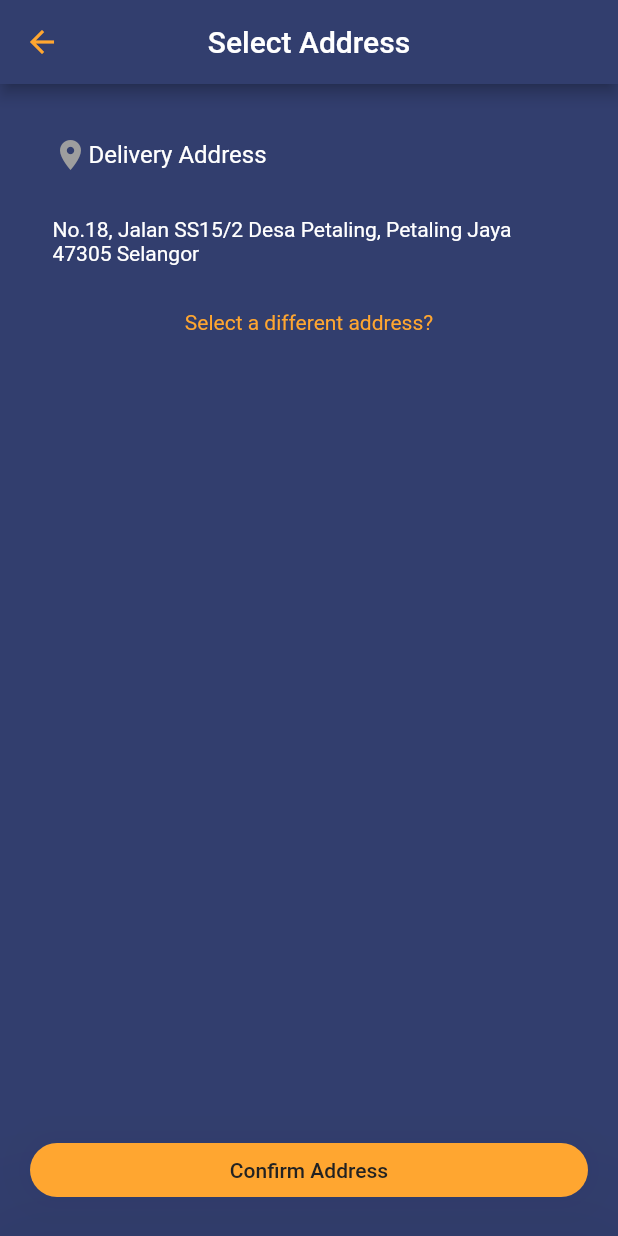
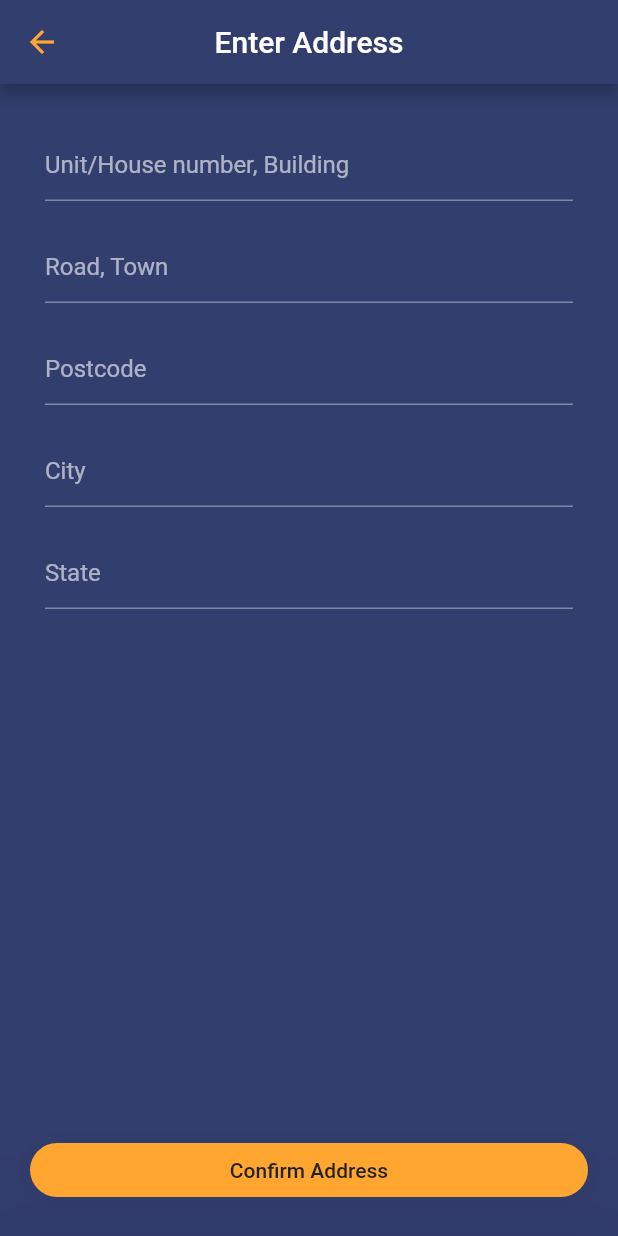
Before and after one commit to aimanuslim/Gas2Go, a Flutter app: the ConfirmOrder screen opened directly, on a phone screen of 412 x 824 dp. Run offline on Flutter 3.47's test engine with Material 2 defaults, Android fonts, the phone set to English and light mode, and no system bars; our stand-ins replace firebase_auth, font_awesome_flutter, intro_slider, modal_progress_hud, share, sticky_headers; accounts and stored records are empty.

Commit message:
modify second order screen to a form field

```diff
--- a/lib/customer_screens.dart
+++ b/lib/customer_screens.dart
@@ -719,7 +719,22 @@ class CustomerHomePageState extends State<CustomerHomePage>
 
 // Home Tab - Screen 13 //
 
-class ConfirmOrder extends StatelessWidget {
+class ConfirmOrder extends StatefulWidget {
+  @override
+  ConfirmOrderState createState() =>
+      ConfirmOrderState();
+}
+
+
+class ConfirmOrderState extends State<ConfirmOrder> {
+  final _formKey = GlobalKey<FormState>();
+  final addressLine1Controller = TextEditingController();
+  final addressLine2Controller = TextEditingController();
+  final postcodeController = TextEditingController();
+  final cityController = TextEditingController();
+  final stateController = TextEditingController();
+  bool _autoValidate = false;
+
   @override
   Widget build(BuildContext context) {
     return new Scaffold(
@@ -736,57 +751,132 @@ class ConfirmOrder extends StatelessWidget {
             Navigator.pop(context);
           },
         ),
-        title: new Text("Select Address"),
+        title: new Text("Enter Address"),
       ),
       backgroundColor: Theme.of(context).backgroundColor,
       body: new Container(
         padding: EdgeInsets.all(20.0),
-        child: new Column(children: <Widget>[
-          Expanded(
-            child: new Column(
+        child: new Column(
+          children: <Widget>[
+        Expanded(
+          child: new SingleChildScrollView(
+          padding: EdgeInsets.all(10.0),
+          child: new Form(
+            key: _formKey,
+            autovalidate: _autoValidate,
+            child: Column(
               children: <Widget>[
-                Padding(
-                  padding: const EdgeInsets.all(15.0),
-                  child: Row(
-                    children: <Widget>[
-                      new Icon(
-                        Icons.location_on,
-                        color: Colors.grey,
-                      ),
-                      new Text(
-                        "Delivery Address",
-                        style:
-                            new TextStyle(color: Colors.white, fontSize: 16.0),
-                      ),
-                    ],
-                  ),
-                ),
-                new Container(
-                  child: new Container(
-                    child: Column(
-                      children: <Widget>[
-                        Column(
-                          children: <Widget>[
-                            Padding(
-                              padding: const EdgeInsets.all(15.0),
-                              child: new Text(
-                                "No.18, Jalan SS15/2 Desa Petaling, Petaling Jaya 47305 Selangor",
-                                style: new TextStyle(
-                                    color: Colors.white, fontSize: 14.0),
-                              ),
-                            ),
-                          ],
-                        )
-                      ],
+                TextFormField(
+                    controller: addressLine1Controller,
+                    decoration: InputDecoration(
+                      hintText: "Unit/House number, Building"
                     ),
-                  ),
-                ),
-                new Expanded(
-                  child: new SelectDifferentAddress(),
-                ),
+                    validator: (value) {
+                      if (value?.isEmpty?? true) {
+                        return "Enter your unit or house number, followed by building name";
+                      }
+                      return null;
+                    }),
+                Padding(padding: EdgeInsets.all(10.0),),
+                TextFormField(
+                    controller: addressLine2Controller,
+                    decoration: InputDecoration(
+                      hintText: "Road, Town"
+                    ),
+                    validator: (value) {
+                      if (value?.isEmpty?? true) {
+                        return "Enter the road where you reside, followed by the town";
+                      }
+                      return null;
+                    }),
+                Padding(padding: EdgeInsets.all(10.0),),
+                TextFormField(
+                    controller: postcodeController,
+                    keyboardType: TextInputType.numberWithOptions(),
+                    inputFormatters: [WhitelistingTextInputFormatter.digitsOnly],
+                    decoration: InputDecoration(
+                      hintText: "Postcode"
+                    ),
+                    validator: (value) {
+                      if (value.isEmpty || value.length !=5) {
+                        return "Enter 5 digit postcode";
+                      }
+                      return null;
+                    }),
+                Padding(padding: EdgeInsets.all(10.0),),
+                TextFormField(
+                    controller: cityController,
+                    decoration: InputDecoration(
+                      hintText: "City"
+                    ),
+                    validator: (value) {
+                      if (value.isEmpty) {
+                        return "Enter the city where you reside";
+                      }
+                      return null;
+                    }),
+                Padding(padding: EdgeInsets.all(10.0),),
+                TextFormField(
+                    controller: stateController,
+                    decoration: InputDecoration(
+                      hintText: "State"
+                    ),
+                    validator: (value) {
+                      if (value.isEmpty) {
+                        return "Enter the state where you reside";
+                      }
+                      return null;
+                    }),
               ],
             ),
           ),
+      ),
+        ),
+          // Expanded(
+          //   child: new Column(
+          //     children: <Widget>[
+          //       Padding(
+          //         padding: const EdgeInsets.all(15.0),
+          //         child: Row(
+          //           children: <Widget>[
+          //             new Icon(
+          //               Icons.location_on,
+          //               color: Colors.grey,
+          //             ),
+          //             new Text(
+          //               "Delivery Address",
+          //               style:
+          //                   new TextStyle(color: Colors.white, fontSize: 16.0),
+          //             ),
+          //           ],
+          //         ),
+          //       ),
+          //       new Container(
+          //         child: new Container(
+          //           child: Column(
+          //             children: <Widget>[
+          //               Column(
+          //                 children: <Widget>[
+          //                   Padding(
+          //                     padding: const EdgeInsets.all(15.0),
+          //                     child: new Text(
+          //                       "No.18, Jalan SS15/2 Desa Petaling, Petaling Jaya 47305 Selangor",
+          //                       style: new TextStyle(
+          //                           color: Colors.white, fontSize: 14.0),
+          //                     ),
+          //                   ),
+          //                 ],
+          //               )
+          //             ],
+          //           ),
+          //         ),
+          //       ),
+          //       new Expanded(
+          //         child: new SelectDifferentAddress(),
+          //       ),
+          //     ],
+          //   ),
+          // ),
           new Container(
             width: MediaQuery.of(context).size.width,
             child: new RaisedButton(
@@ -798,8 +888,13 @@ class ConfirmOrder extends StatelessWidget {
                   borderRadius: new BorderRadius.circular(30.0)),
               elevation: 50,
               onPressed: () {
-                Navigator.push(context,
+                if (_formKey.currentState.validate()){
+                  return
+                 Navigator.push(context,
                     MaterialPageRoute(builder: (context) => DeliveryWindow()));
+                }else{
+                  _autoValidate = true;
+                }
               },
             ),
           ),
```
